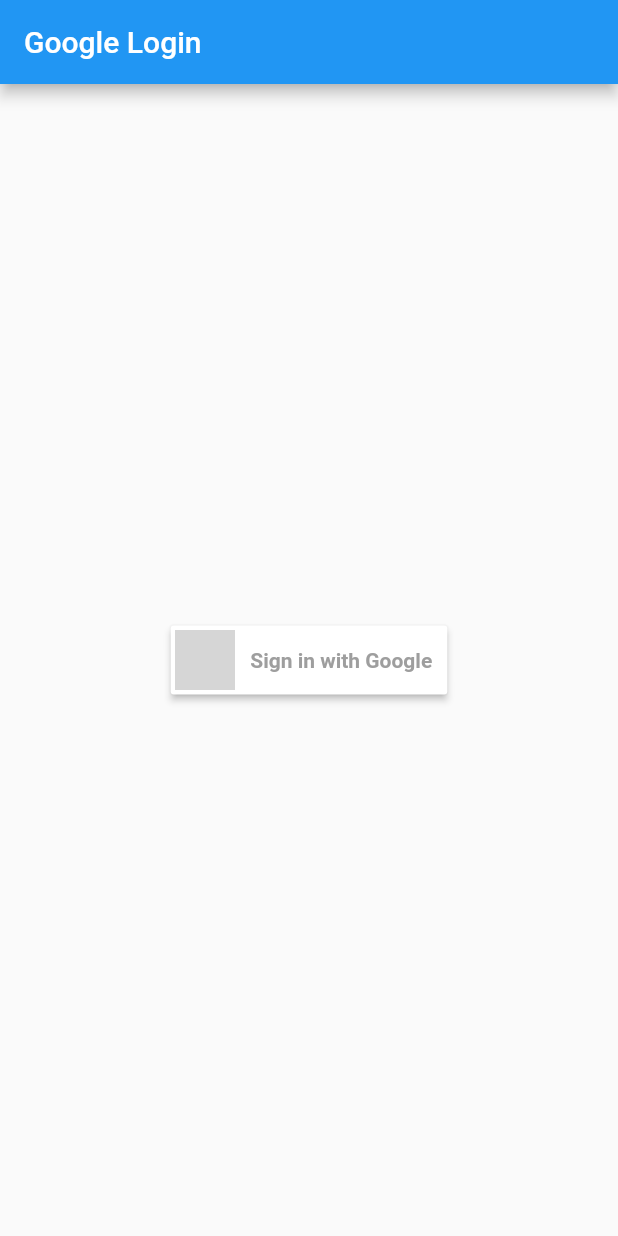
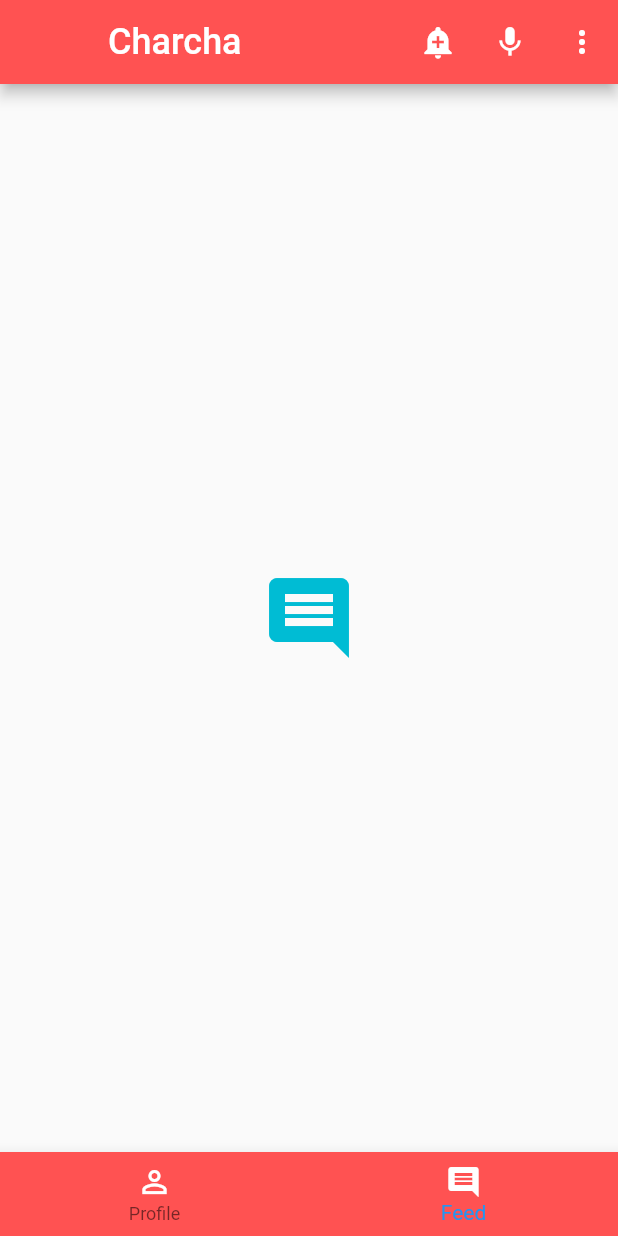
Before and after one commit to PrarabdhGarg/Charcha, a Flutter app: the screen it shows after launch, after a tap on "Sign in with Google", on a phone screen of 412 x 824 dp. Run offline on Flutter 3.47's test engine with Material 2 defaults, Android fonts, the phone set to English and light mode, and no system bars; our stand-ins replace firebase_auth, google_sign_in; accounts and stored records are empty; grey boxes are pictures that could not be loaded.

Commit message:
Setup the main screen

```diff
--- a/lib/login.dart
+++ b/lib/login.dart
@@ -1,3 +1,4 @@
+import 'package:charcha/mainScreen.dart';
 import 'package:flutter/material.dart';
 import 'state_widget.dart';
 
@@ -20,7 +21,15 @@ class _LoginScreenState extends State<LoginScreen> {
             mainAxisAlignment: MainAxisAlignment.center,
             children: <Widget>[
               RaisedButton(
-                  onPressed: () => StateWidget.of(context).signInWithGoogle(),
+                  onPressed: () {
+                    Navigator.push(
+                        context,
+                        MaterialPageRoute(
+                            builder: (context) => mainScreen()
+                        )
+                    );
+                  },
+                  // onPressed: () => StateWidget.of(context).signInWithGoogle(),
                   padding: EdgeInsets.only(top: 3.0, bottom: 3.0, left: 3.0),
                   color: const Color(0xFFFFFFFF),
                   child: new Row(
--- /dev/null
+++ b/lib/mainScreen.dart
@@ -0,0 +1,86 @@
+import 'package:flutter/material.dart';
+
+class mainScreen extends StatefulWidget {
+  @override
+  _mainScreenState createState() => _mainScreenState();
+}
+
+class _mainScreenState extends State<mainScreen> {
+  int _currentIndex = 1;
+
+  @override
+  Widget build(BuildContext context) {
+    final _TabPages = <Widget> [
+      Center(child: Icon(Icons.perm_identity , color: Colors.teal, size: 64.0)),
+      Center(child: Icon(Icons.comment , color: Colors.cyan, size: 64.0)),
+    ];
+    final _BottomNavBarItems = <BottomNavigationBarItem> [
+      BottomNavigationBarItem(
+        icon: Icon(Icons.perm_identity , color: Colors.white,),
+        title: Text("Profile"),
+      ),
+      BottomNavigationBarItem(
+        icon: Icon(Icons.comment , color: Colors.white,),
+        title: Text("Feed"),
+      )
+    ];
+    final bottomNavBar = BottomNavigationBar(
+      items: _BottomNavBarItems,
+      currentIndex: _currentIndex,
+      type: BottomNavigationBarType.fixed,
+      onTap: (int index) {
+        setState(() {
+          _currentIndex = index;
+        });
+      },
+      backgroundColor: Colors.redAccent,
+    );
+
+    return Scaffold(
+      appBar: AppBar(
+        backgroundColor: Colors.redAccent,
+        // There is an empty container passed as I don't want the default back button that appears on the app bar
+        leading: Container(),
+        title: Text(
+          'Charcha',
+          style: TextStyle(
+            color: Colors.white,
+            fontSize: 24
+          ),
+        ),
+        actions: <Widget>[
+          IconButton(
+              icon: Icon(Icons.add_alert , color: Colors.white,),
+              onPressed: () {
+                Scaffold.of(context).showSnackBar(new SnackBar(
+                  content: new Text("Notifications"),
+                ));
+              }
+          ),
+          IconButton(
+            icon: Icon(Icons.mic , color: Colors.white,),
+              onPressed: () {
+                Scaffold.of(context).showSnackBar(new SnackBar(
+                  content: new Text("Add Content"),
+                ));
+              }
+          ),
+          PopupMenuButton(
+            itemBuilder: (BuildContext context) {
+              return [
+                PopupMenuItem(
+                  child: Text('Settings'),
+                ),
+                PopupMenuItem(
+                  child: Text('More'),
+                ),
+              ];
+            },
+          )
+        ],
+      ),
+      body: _TabPages[_currentIndex],
+      bottomNavigationBar: bottomNavBar,
+    );
+  }
+}
```
